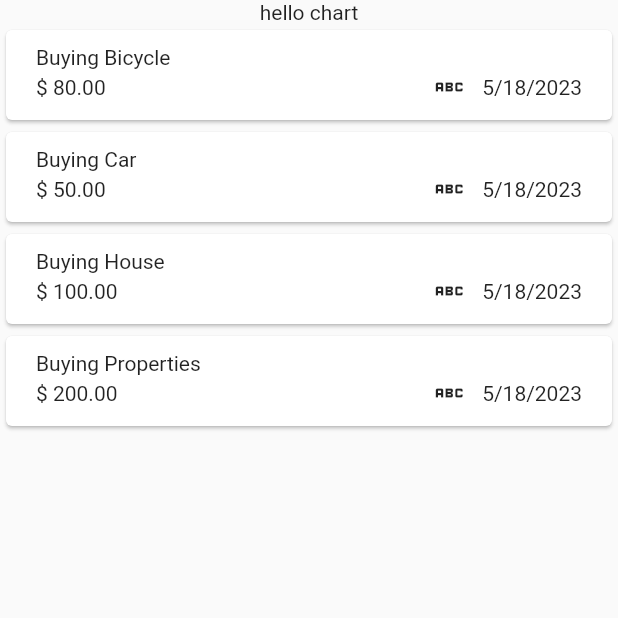
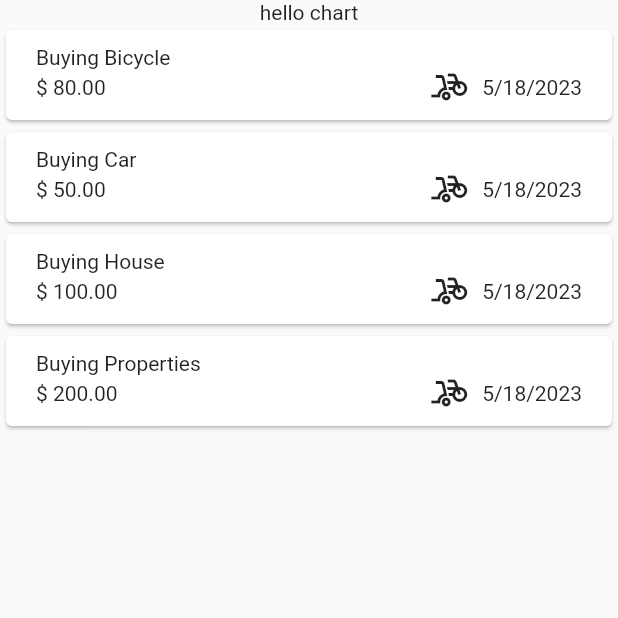
Before and after one commit to Arkar20/expense_app-flutter, a Flutter app: the screen it shows after launch, on a phone screen of 412 x 824 dp, the top half of it. Run offline on Flutter 3.47's test engine with Material 2 defaults, Android fonts, the phone set to English and light mode, and no system bars.

Commit message:
dynamic icons

```diff
--- a/lib/components/ExpenseList.dart
+++ b/lib/components/ExpenseList.dart
@@ -1,5 +1,13 @@
 import 'package:flutter/material.dart';
 import 'package:expense_app/models/expense.dart';
+import 'package:expense_app/models/category.dart';
+
+const categoryIcons= {
+  Category.leisure:Icons.dining,
+  Category.sport:Icons.bike_scooter,
+  Category.travel:Icons.air,
+  Category.work:Icons.work
+};
 
 class ExpenseList extends StatelessWidget {
   const ExpenseList({
@@ -17,7 +25,8 @@ class ExpenseList extends StatelessWidget {
         return ExpenseCard(
             title: expenses[index].title,
             amount:'\$ ${expenses[index].amount.toStringAsFixed(2)}',
-            date: expenses[index].formattedDate
+            date: expenses[index].formattedDate,
+            category: expenses[index].category,
             );
       },
     );
@@ -30,11 +39,13 @@ class ExpenseCard extends StatelessWidget {
     required this.title,
     required this.amount,
     required this.date,
+    required this.category,
   });
 
  final String title;
  final String amount;
  final String date;
+ final Category category;
 
   @override
   Widget build(BuildContext context) {
@@ -52,7 +63,7 @@ class ExpenseCard extends StatelessWidget {
                   Text(amount),
                   Row(
                     children: [
-                      const Icon(Icons.abc_outlined),
+                       Icon(categoryIcons[category]),
                      const SizedBox(width: 10,),
                       Text(date)
                     ],
--- a/lib/screens/expense.dart
+++ b/lib/screens/expense.dart
@@ -2,6 +2,7 @@ import 'package:expense_app/models/category.dart';
 import 'package:expense_app/models/expense.dart';
 import 'package:expense_app/components/ExpenseList.dart';
 import 'package:flutter/material.dart';
+
 
 class ExpenseScreen extends StatefulWidget {
   const ExpenseScreen({super.key});
@@ -22,7 +23,7 @@ class _ExpenseScreenState extends State<ExpenseScreen> {
   Widget build(BuildContext context) {
     return  Scaffold(
       body: Column(children: [
-        Text("hello chart"),
+        const Text("hello chart"),
          Expanded(child: ExpenseList(expenses: expenses))
       ])
     );
```
